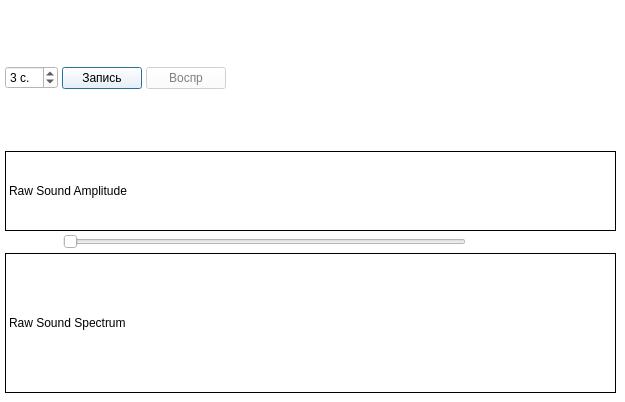
AntonStark/fonoria, file mainwindow.ui: the form before one commit.
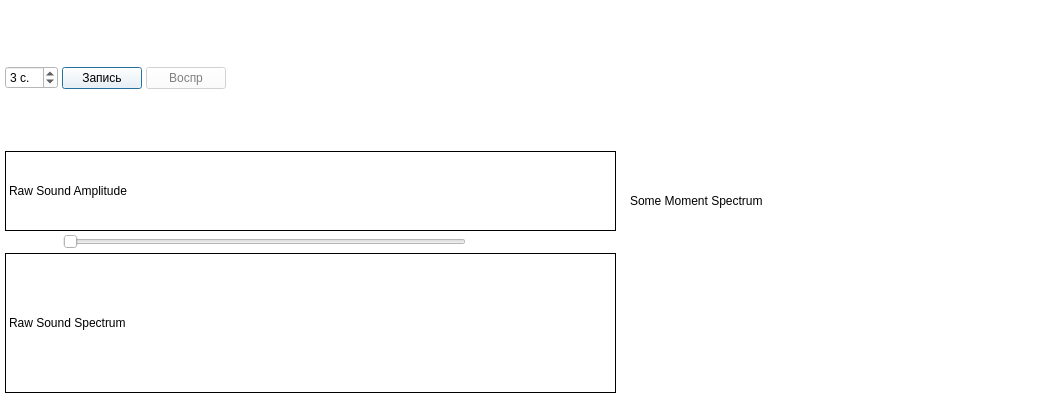
The form after the commit.

Commit message: график спектра для момента времени

```diff
--- a/mainwindow.ui
+++ b/mainwindow.ui
@@ -6,7 +6,7 @@
    <rect>
     <x>0</x>
     <y>0</y>
-    <width>625</width>
+    <width>1038</width>
     <height>402</height>
    </rect>
   </property>
@@ -660,6 +660,19 @@
      </item>
     </layout>
    </widget>
+   <widget class="QLabel" name="lblMomentumSpectrum">
+    <property name="geometry">
+     <rect>
+      <x>630</x>
+      <y>0</y>
+      <width>401</width>
+      <height>401</height>
+     </rect>
+    </property>
+    <property name="text">
+     <string>Some Moment Spectrum</string>
+    </property>
+   </widget>
   </widget>
  </widget>
  <layoutdefault spacing="6" margin="11"/>
```
Left out of the diff: 11 changed lines with no effect on the pictures. The commit also changes 1 other file.
